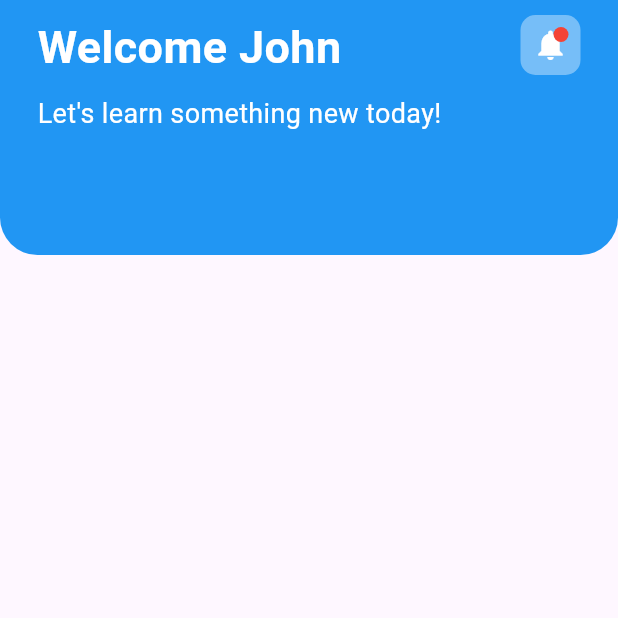
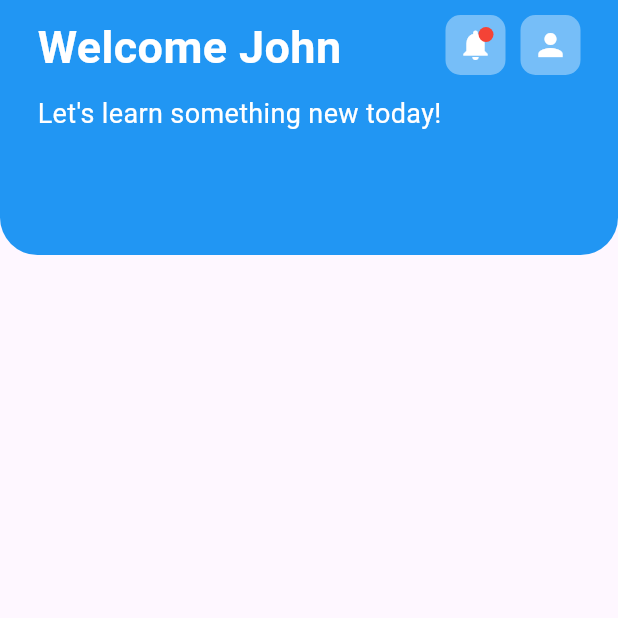
Before and after one commit to adogbeji/FlutterElearningAppPrototype, a Flutter app: the CourseHomeScreen screen opened by its route, on a phone screen of 412 x 824 dp, the top half of it. Run offline on Flutter 3.47's test engine with Material 3 defaults, Android fonts, the phone set to English and light mode, and no system bars.

Commit message:
Start adding profile icon to course home screen header

```diff
--- a/lib/views/home/widgets/course_header.dart
+++ b/lib/views/home/widgets/course_header.dart
@@ -64,6 +64,20 @@ class CourseHeader extends StatelessWidget {
                 ),
               ),
             ),
+
+            const SizedBox(width: 10,),
+
+            Container(
+              height: 40,
+              width: 40,
+              decoration: const BoxDecoration(
+                color: Colors.white38,
+                borderRadius: BorderRadius.all(
+                  Radius.circular(10),
+                ),
+              ),
+              child: const Icon(Icons.person, color: Colors.white,),
+            ),
           ],
         ),
       ],
```
